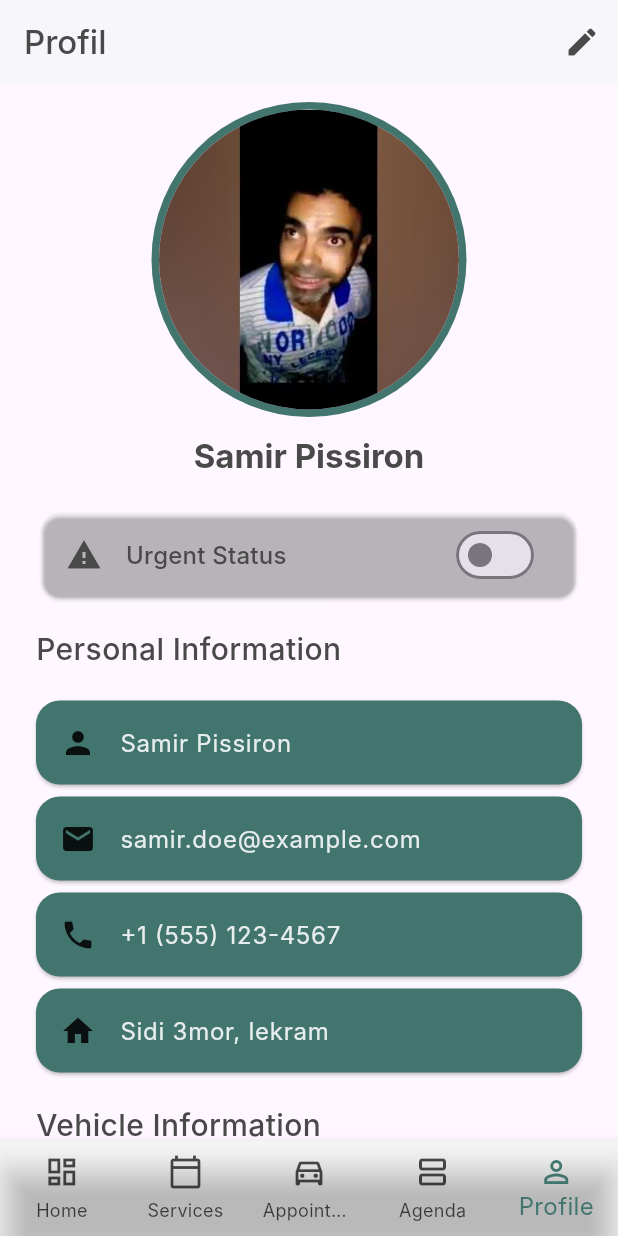
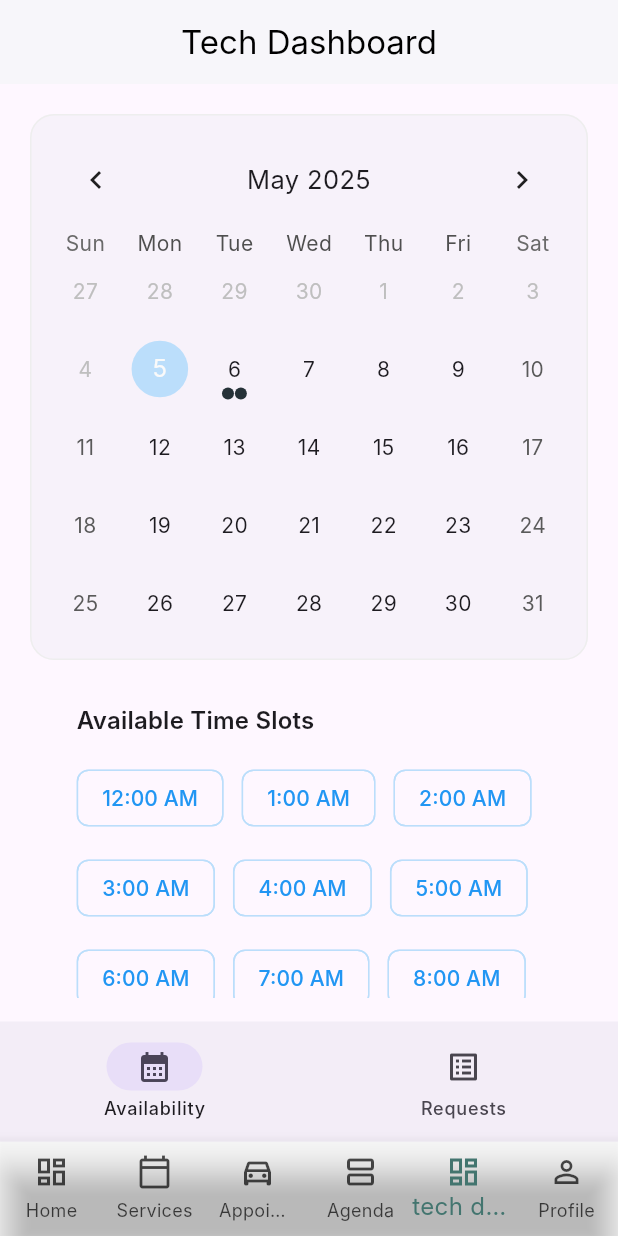
Before and after one commit to Anisbk00/cars-appoinment-flutter, a Flutter app: the navHome screen opened directly, item 5 of the bottom bar chosen, on a phone screen of 412 x 824 dp. Run offline on Flutter 3.47's test engine with Material 3 defaults, Android fonts, the phone set to English and light mode, and no system bars; drawn by our look-alikes of table_calendar; our stand-ins replace flutter_slidable, flutter_svg, get, image_picker, lottie; Roboto replaces fonts that are missing (Inter); project files that could hold a hidden picture were left out.

Commit message:
added tech dashboard

```diff
--- a/lib/Screens/edit_appoinments.dart
+++ b/lib/Screens/edit_appoinments.dart
@@ -62,7 +62,7 @@ class _EditAppointmentScreenState extends State<EditAppointmentScreen> {
       firstDate: DateTime.now(),
       lastDate: DateTime(2100),
     );
-    if (date != null) setState(() => selectedDate = date);
+    setState(() => selectedDate = date!);
   }
 
   Future<void> _pickTime() async {
@@ -74,7 +74,6 @@ class _EditAppointmentScreenState extends State<EditAppointmentScreen> {
   }
 
   void _saveAppointment() {
-    // Here you would normally update to backend
     ScaffoldMessenger.of(context).showSnackBar(
       const SnackBar(content: Text("Appointment updated")),
     );
--- a/lib/Screens/nav.dart
+++ b/lib/Screens/nav.dart
@@ -1,5 +1,6 @@
 // ignore_for_file: deprecated_member_use, file_names, library_private_types_in_public_api, camel_case_types
 
+import 'package:cars_appointments/Screens/tech_dashboard.dart';
 import 'package:flutter/material.dart';
 import 'package:cars_appointments/Screens/Book_appoinment.dart';
 import 'package:cars_appointments/Screens/Home_dashboard.dart';
@@ -22,6 +23,7 @@ class _navHomeState extends State<navHome> {
     const BookAppointmentScreen(),
     const AppointmentListScreen(),
     const TechnicianAgendaPage(),
+    const TechnicianDashboard(),
     const ProfileAppointmentsScreen(),
   ];
 
@@ -50,6 +52,7 @@ class _navHomeState extends State<navHome> {
           BottomNavigationBarItem(icon: Icon(Icons.calendar_today_outlined), label: 'Services'),
           BottomNavigationBarItem(icon: Icon(Icons.directions_car_outlined), label: 'Appointments'),
           BottomNavigationBarItem(icon: Icon(Icons.view_agenda_outlined), label: 'Agenda'),
+          BottomNavigationBarItem(icon: Icon(Icons.dashboard_outlined), label: 'tech dash'),
           BottomNavigationBarItem(icon: Icon(Icons.person_outline), label: 'Profile'),
         ],
       ),
--- /dev/null
+++ b/lib/Screens/tech_dashboard.dart
@@ -0,0 +1,416 @@
+// ignore_for_file: library_private_types_in_public_api
+
+import 'package:flutter/material.dart';
+import 'package:intl/intl.dart';
+import 'package:table_calendar/table_calendar.dart';
+
+class TechnicianDashboard extends StatefulWidget {
+  const TechnicianDashboard({super.key});
+
+  @override
+  _TechnicianDashboardState createState() => _TechnicianDashboardState();
+}
+
+class _TechnicianDashboardState extends State<TechnicianDashboard> {
+  int _currentIndex = 0;
+  final List<Appointment> _pendingAppointments = [
+    Appointment(
+      id: '1',
+      serviceType: 'Oil Change',
+      dateTime: DateTime.now().add(const Duration(days: 2)),
+      customerName: 'John Doe',
+      carModel: 'Toyota Camry 2020',
+    ),
+    Appointment(
+      id: '2',
+      serviceType: 'Brake Inspection',
+      dateTime: DateTime.now().add(const Duration(days: 3)),
+      customerName: 'Sarah Smith',
+      carModel: 'Honda Civic 2022',
+    ),
+  ];
+
+  final List<Appointment> _scheduledAppointments = [
+    Appointment(
+      id: '3',
+      serviceType: 'Tire Rotation',
+      dateTime: DateTime.now().add(const Duration(days: 1)),
+      customerName: 'Mike Johnson',
+      carModel: 'Ford F-150 2021',
+    ),
+  ];
+
+  @override
+  Widget build(BuildContext context) {
+    return Scaffold(
+      appBar: AppBar(
+        title: const Text('Tech Dashboard'),
+        centerTitle: true,
+      ),
+      body: _currentIndex == 0
+          ? AvailabilityManagementScreen(
+              onAvailabilityPublished: (availability) {
+                ScaffoldMessenger.of(context)
+                  .showSnackBar(const SnackBar(
+                    content: Text('Availability published successfully'),
+                  ));
+              },
+            )
+          : AppointmentRequestsScreen(
+              appointments: _pendingAppointments,
+              onAppointmentUpdated: (appointment, accepted) {
+                setState(() {
+                  _pendingAppointments.remove(appointment);
+                  if (accepted) {
+                    _scheduledAppointments.add(appointment);
+                  }
+                });
+              },
+            ),
+      bottomNavigationBar: NavigationBar(
+        selectedIndex: _currentIndex,
+        onDestinationSelected: (index) => setState(() => _currentIndex = index),
+        destinations: const [
+          NavigationDestination(
+            icon: Icon(Icons.calendar_month_outlined),
+            selectedIcon: Icon(Icons.calendar_month),
+            label: 'Availability',
+          ),
+          NavigationDestination(
+            icon: Icon(Icons.list_alt_outlined),
+            selectedIcon: Icon(Icons.list_alt),
+            label: 'Requests',
+          ),
+        ],
+      ),
+    );
+  }
+}
+
+class AvailabilityManagementScreen extends StatefulWidget {
+  final void Function(Map<DateTime, List<TimeSlot>>) onAvailabilityPublished;
+
+  const AvailabilityManagementScreen({super.key, required this.onAvailabilityPublished});
+
+  @override
+  _AvailabilityManagementScreenState createState() => _AvailabilityManagementScreenState();
+}
+
+class _AvailabilityManagementScreenState extends State<AvailabilityManagementScreen> {
+  late DateTime _selectedDate;
+  final Map<DateTime, List<TimeSlot>> _availability = {};
+
+  DateTime _normalizeDate(DateTime date) {
+    return DateTime(date.year, date.month, date.day);
+  }
+
+  @override
+  void initState() {
+    super.initState();
+    _selectedDate = DateTime.now();
+    // Initialize mock available slots for tomorrow
+    final tomorrow = _normalizeDate(DateTime.now().add(const Duration(days: 1)));
+    _availability[tomorrow] = [
+      TimeSlot(
+        start: const TimeOfDay(hour: 9, minute: 0),
+        end: const TimeOfDay(hour: 10, minute: 0),
+      ),
+      TimeSlot(
+        start: const TimeOfDay(hour: 14, minute: 0),
+        end: const TimeOfDay(hour: 15, minute: 0),
+      ),
+    ];
+  }
+
+  @override
+  Widget build(BuildContext context) {
+    return Padding(
+      padding: const EdgeInsets.all(16.0),
+      child: SingleChildScrollView(
+        child: Column(
+          children: [
+            _buildCalendar(),
+            const SizedBox(height: 24),
+            _buildTimeSlotsGrid(),
+            const SizedBox(height: 24),
+            _buildPublishButton(),
+          ],
+        ),
+      ),
+    );
+  }
+
+  Widget _buildCalendar() {
+    return Card(
+      elevation: 0,
+      shape: RoundedRectangleBorder(
+        borderRadius: BorderRadius.circular(16),
+        side: BorderSide(color: Colors.grey.shade200),
+      ),
+      child: Padding(
+        padding: const EdgeInsets.all(12.0),
+        child: TableCalendar(
+          focusedDay: _selectedDate,
+          firstDay: DateTime.now(),
+          lastDay: DateTime.now().add(const Duration(days: 30)),
+          headerStyle: const HeaderStyle(
+            formatButtonVisible: false,
+            titleCentered: true,
+          ),
+          calendarStyle: CalendarStyle(
+            todayDecoration: BoxDecoration(
+              color: Colors.blue.shade100,
+              shape: BoxShape.circle,
+            ),
+            selectedDecoration: const BoxDecoration(
+              color: Colors.blue,
+              shape: BoxShape.circle,
+            ),
+          ),
+          eventLoader: (day) => _availability[_normalizeDate(day)] ?? [],
+          onDaySelected: (selectedDay, focusedDay) {
+            setState(() {
+              _selectedDate = _normalizeDate(selectedDay);
+            });
+          },
+        ),
+      ),
+    );
+  }
+
+  Widget _buildTimeSlotsGrid() {
+    final slots = _availability[_normalizeDate(_selectedDate)] ?? [];
+    return Column(
+      crossAxisAlignment: CrossAxisAlignment.start,
+      children: [
+        Text(
+          'Available Time Slots',
+          style: Theme.of(context).textTheme.titleMedium?.copyWith(
+                fontWeight: FontWeight.w600,
+              ),
+        ),
+        const SizedBox(height: 16),
+        Wrap(
+          spacing: 12,
+          runSpacing: 12,
+          children: List.generate(24, (hour) {
+            final time = TimeOfDay(hour: hour, minute: 0);
+            final isSelected = slots.any((slot) => slot.start.hour == hour);
+            return InputChip(
+              label: Text(
+                time.format(context),
+                style: TextStyle(
+                  color: isSelected ? Colors.white : Colors.blue,
+                ),
+              ),
+              selected: isSelected,
+              onSelected: (_) => _toggleTimeSlot(time),
+              selectedColor: Colors.blue,
+              showCheckmark: false,
+              side: BorderSide(color: Colors.blue.shade100),
+              shape: RoundedRectangleBorder(
+                borderRadius: BorderRadius.circular(8),
+              ),
+            );
+          }),
+        ),
+      ],
+    );
+  }
+
+  Widget _buildPublishButton() {
+    return SizedBox(
+      width: double.infinity,
+      child: FilledButton.icon(
+        icon: const Icon(Icons.cloud_upload_outlined),
+        label: const Text('Publish Availability'),
+        style: FilledButton.styleFrom(
+          padding: const EdgeInsets.symmetric(vertical: 16),
+          shape: RoundedRectangleBorder(
+            borderRadius: BorderRadius.circular(12),
+          ),
+        ),
+        onPressed: () {
+          widget.onAvailabilityPublished(_availability);
+          ScaffoldMessenger.of(context).showSnackBar(
+            const SnackBar(
+              content: Text('Availability published successfully'),
+              behavior: SnackBarBehavior.floating,
+            ),
+          );
+        },
+      ),
+    );
+  }
+
+  void _toggleTimeSlot(TimeOfDay time) {
+    setState(() {
+      final dateKey = _normalizeDate(_selectedDate);
+      _availability[dateKey] ??= [];
+      final slot = TimeSlot(start: time, end: TimeOfDay(hour: time.hour + 1, minute: 0));
+      if (_availability[dateKey]!.any((s) => s.start.hour == time.hour)) {
+        _availability[dateKey]!.removeWhere((s) => s.start.hour == time.hour);
+      } else {
+        _availability[dateKey]!.add(slot);
+      }
+    });
+  }
+}
+
+class AppointmentRequestsScreen extends StatelessWidget {
+  final List<Appointment> appointments;
+  final void Function(Appointment, bool) onAppointmentUpdated;
+
+  const AppointmentRequestsScreen({super.key, required this.appointments, required this.onAppointmentUpdated});
+
+  @override
+  Widget build(BuildContext context) {
+    if (appointments.isEmpty) {
+      return Center(
+        child: Column(
+          mainAxisAlignment: MainAxisAlignment.center,
+          children: [
+            Icon(Icons.assignment_outlined, size: 48, color: Colors.grey.shade400),
+            const SizedBox(height: 16),
+            Text(
+              'No pending requests',
+              style: Theme.of(context).textTheme.bodyLarge?.copyWith(
+                    color: Colors.grey.shade600,
+                  ),
+            ),
+          ],
+        ),
+      );
+    }
+    return ListView.separated(
+      padding: const EdgeInsets.all(16),
+      itemCount: appointments.length,
+      separatorBuilder: (_, __) => const SizedBox(height: 16),
+      itemBuilder: (context, index) {
+        final appointment = appointments[index];
+        return _buildAppointmentCard(context, appointment);
+      },
+    );
+  }
+
+  Widget _buildAppointmentCard(BuildContext context, Appointment appointment) {
+    return Card(
+      elevation: 0,
+      shape: RoundedRectangleBorder(
+        borderRadius: BorderRadius.circular(16),
+        side: BorderSide(color: Colors.grey.shade200),
+      ),
+      child: Padding(
+        padding: const EdgeInsets.all(16.0),
+        child: Column(
+          crossAxisAlignment: CrossAxisAlignment.start,
+          children: [
+            Row(
+              children: [
+                Container(
+                  padding: const EdgeInsets.all(8),
+                  decoration: BoxDecoration(
+                    color: Colors.blue.shade50,
+                    borderRadius: BorderRadius.circular(8),
+                  ),
+                  child: const Icon(Icons.car_repair, color: Colors.blue),
+                ),
+                const SizedBox(width: 16),
+                Expanded(
+                  child: Column(
+                    crossAxisAlignment: CrossAxisAlignment.start,
+                    children: [
+                      Text(
+                        appointment.serviceType,
+                        style: Theme.of(context).textTheme.titleMedium?.copyWith(
+                              fontWeight: FontWeight.w600,
+                            ),
+                      ),
+                      Text(
+                        appointment.carModel,
+                        style: Theme.of(context).textTheme.bodySmall,
+                      ),
+                    ],
+                  ),
+                ),
+              ],
+            ),
+            const SizedBox(height: 16),
+            _buildDetailRow(context, Icons.person_outline, appointment.customerName),
+            _buildDetailRow(context, Icons.calendar_month_outlined,
+                DateFormat('EEE, MMM d • hh:mm a').format(appointment.dateTime)),
+            const SizedBox(height: 16),
+            Row(
+              children: [
+                Expanded(
+                  child: OutlinedButton.icon(
+                    icon: const Icon(Icons.close, size: 18),
+                    label: const Text('Reject'),
+                    style: OutlinedButton.styleFrom(
+                      foregroundColor: Colors.red,
+                      side: const BorderSide(color: Colors.red),
+                      padding: const EdgeInsets.symmetric(vertical: 12),
+                    ),
+                    onPressed: () => onAppointmentUpdated(appointment, false),
+                  ),
+                ),
+                const SizedBox(width: 12),
+                Expanded(
+                  child: FilledButton.icon(
+                    icon: const Icon(Icons.check, size: 18),
+                    label: const Text('Accept'),
+                    style: FilledButton.styleFrom(
+                      padding: const EdgeInsets.symmetric(vertical: 12),
+                    ),
+                    onPressed: () => onAppointmentUpdated(appointment, true),
+                  ),
+                ),
+              ],
+            ),
+          ],
+        ),
+      ),
+    );
+  }
+
+  Widget _buildDetailRow(BuildContext context, IconData icon, String text) {
+    return Padding(
+      padding: const EdgeInsets.symmetric(vertical: 4),
+      child: Row(
+        children: [
+          Icon(icon, size: 18, color: Colors.grey),
+          const SizedBox(width: 8),
+          Text(
+            text,
+            style: Theme.of(context).textTheme.bodyMedium?.copyWith(
+                  color: Colors.grey.shade600,
+                ),
+          ),
+        ],
+      ),
+    );
+  }
+}
+
+class Appointment {
+  final String id;
+  final String serviceType;
+  final DateTime dateTime;
+  final String customerName;
+  final String carModel;
+
+  Appointment({
+    required this.id,
+    required this.serviceType,
+    required this.dateTime,
+    required this.customerName,
+    required this.carModel,
+  });
+}
+
+class TimeSlot {
+  final TimeOfDay start;
+  final TimeOfDay end;
+
+  TimeSlot({required this.start, required this.end});
+}
--- a/pubspec.yaml
+++ b/pubspec.yaml
@@ -63,6 +63,7 @@ dependencies:
   badges: ^3.1.2
   collection: ^1.15.0
 
+
   path: any
   mime: ^1.0.5
   http_parser: ^4.0.2
```
